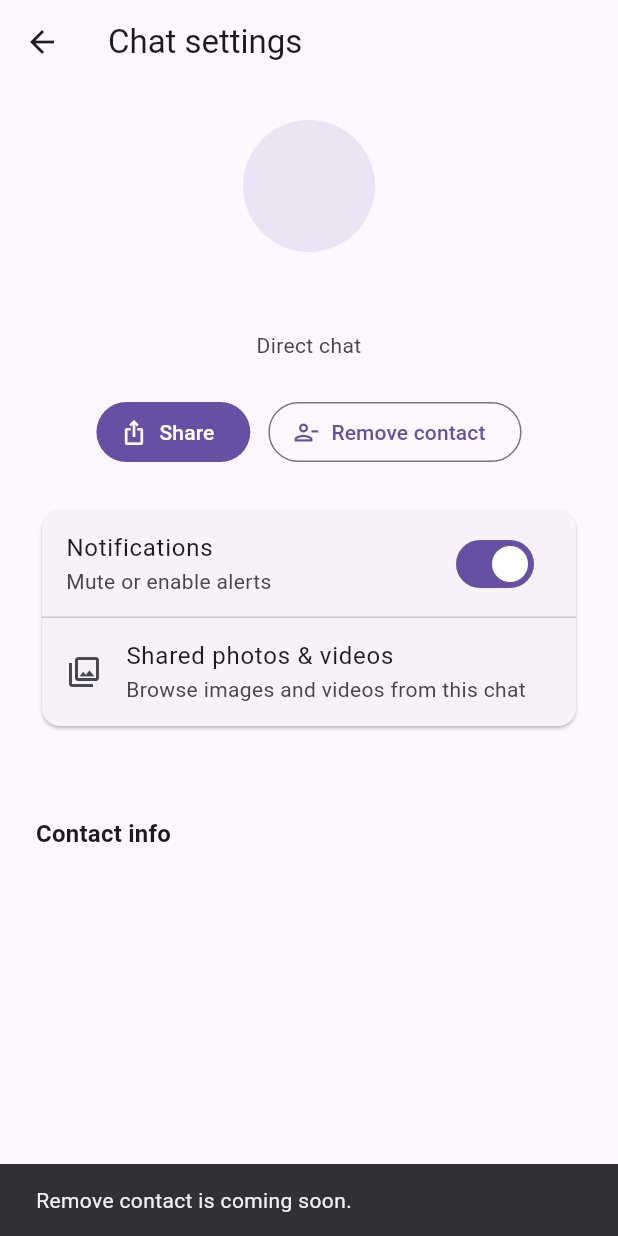
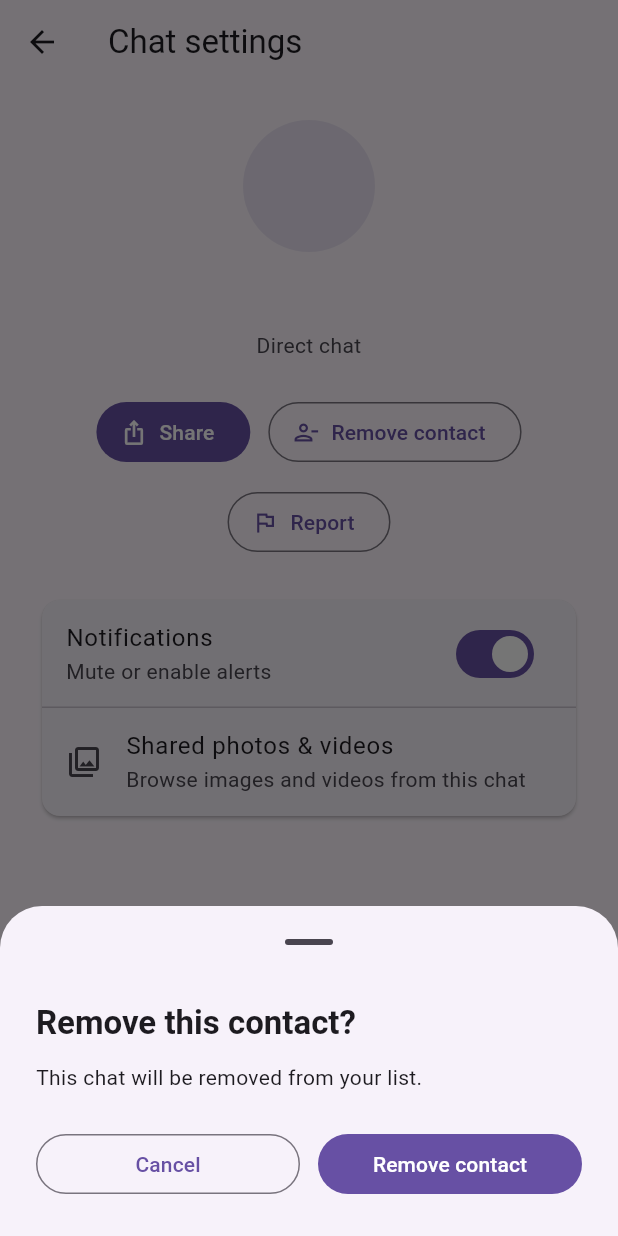
Before and after one commit to Kukutx/crew_app, a Flutter app: the ChatRoomSettingsPage screen opened directly with empty values, after a tap on "Remove contact", on a phone screen of 412 x 824 dp. Run offline on Flutter 3.47's test engine with Material 3 defaults, Android fonts, the phone set to English and light mode, and no system bars; our stand-ins replace cached_network_image, chewie, dio, firebase_auth, firebase_core, firebase_crashlytics and 12 more; missing offline and left inert: feedback, firebase_ui_auth, firebase_ui_oauth_apple, firebase_ui_oauth_google, image_gallery_saver_plus; accounts and stored records are empty; network calls fail.

Commit message:
Add confirmation flow and report action to chat settings

```diff
--- a/lib/features/messages/presentation/chat_room/chat_room_settings_page.dart
+++ b/lib/features/messages/presentation/chat_room/chat_room_settings_page.dart
@@ -36,6 +36,64 @@ class _ChatRoomSettingsPageState extends State<ChatRoomSettingsPage> {
           content: Text(loc.chat_action_unavailable(label)),
         ),
       );
+  }
+
+  void _showConfirmationSheet({
+    required String title,
+    required String message,
+    required String confirmLabel,
+    required VoidCallback onConfirm,
+  }) {
+    showModalBottomSheet<void>(
+      context: context,
+      showDragHandle: true,
+      builder: (sheetContext) {
+        final theme = Theme.of(sheetContext);
+        return SafeArea(
+          child: Padding(
+            padding: const EdgeInsets.fromLTRB(24, 16, 24, 24),
+            child: Column(
+              mainAxisSize: MainAxisSize.min,
+              crossAxisAlignment: CrossAxisAlignment.start,
+              children: [
+                Text(
+                  title,
+                  style: theme.textTheme.titleLarge?.copyWith(
+                    fontWeight: FontWeight.w600,
+                  ),
+                ),
+                const SizedBox(height: 12),
+                Text(
+                  message,
+                  style: theme.textTheme.bodyMedium,
+                ),
+                const SizedBox(height: 24),
+                Row(
+                  children: [
+                    Expanded(
+                      child: OutlinedButton(
+                        onPressed: () => Navigator.of(sheetContext).pop(),
+                        child: Text(AppLocalizations.of(sheetContext)!.action_cancel),
+                      ),
+                    ),
+                    const SizedBox(width: 12),
+                    Expanded(
+                      child: FilledButton(
+                        onPressed: () {
+                          Navigator.of(sheetContext).pop();
+                          onConfirm();
+                        },
+                        child: Text(confirmLabel),
+                      ),
+                    ),
+                  ],
+                ),
+              ],
+            ),
+          ),
+        );
+      },
+    );
   }
 
   @override
@@ -79,13 +137,31 @@ class _ChatRoomSettingsPageState extends State<ChatRoomSettingsPage> {
                 label: Text(loc.chat_settings_share),
               ),
               OutlinedButton.icon(
-                onPressed: () => _showFeatureComingSoon(exitLabel),
+                onPressed: () {
+                  final title = widget.isGroup
+                      ? loc.chat_settings_leave_group_confirmation_title
+                      : loc.chat_settings_remove_friend_confirmation_title;
+                  final message = widget.isGroup
+                      ? loc.chat_settings_leave_group_confirmation_message
+                      : loc.chat_settings_remove_friend_confirmation_message;
+                  _showConfirmationSheet(
+                    title: title,
+                    message: message,
+                    confirmLabel: exitLabel,
+                    onConfirm: () => _showFeatureComingSoon(exitLabel),
+                  );
+                },
                 icon: Icon(
                   widget.isGroup
                       ? Icons.exit_to_app
                       : Icons.person_remove_alt_1_outlined,
                 ),
                 label: Text(exitLabel),
+              ),
+              OutlinedButton.icon(
+                onPressed: () => _showFeatureComingSoon(loc.chat_settings_report),
+                icon: const Icon(Icons.flag_outlined),
+                label: Text(loc.chat_settings_report),
               ),
             ],
           ),
--- a/lib/l10n/intl_en.arb
+++ b/lib/l10n/intl_en.arb
@@ -218,10 +218,15 @@
   "chat_settings_share": "Share",
   "chat_settings_leave_group": "Leave group",
   "chat_settings_remove_friend": "Remove contact",
+  "chat_settings_leave_group_confirmation_title": "Leave this group?",
+  "chat_settings_leave_group_confirmation_message": "You will no longer receive messages from this group.",
+  "chat_settings_remove_friend_confirmation_title": "Remove this contact?",
+  "chat_settings_remove_friend_confirmation_message": "This chat will be removed from your list.",
   "chat_settings_notifications": "Notifications",
   "chat_settings_notifications_subtitle": "Mute or enable alerts",
   "chat_settings_shared_files": "Shared photos & videos",
   "chat_settings_shared_files_subtitle": "Browse images and videos from this chat",
+  "chat_settings_report": "Report",
   "chat_shared_media_filter_all": "All",
   "chat_shared_media_filter_photos": "Photos",
   "chat_shared_media_filter_videos": "Videos",
--- a/lib/l10n/intl_zh.arb
+++ b/lib/l10n/intl_zh.arb
@@ -260,10 +260,15 @@
   "chat_settings_share": "分享",
   "chat_settings_leave_group": "退出群组",
   "chat_settings_remove_friend": "删除好友",
+  "chat_settings_leave_group_confirmation_title": "退出此群组？",
+  "chat_settings_leave_group_confirmation_message": "退出后将不再收到此群的消息。",
+  "chat_settings_remove_friend_confirmation_title": "删除该联系人？",
+  "chat_settings_remove_friend_confirmation_message": "此聊天将从你的列表中移除。",
   "chat_settings_notifications": "通知提醒",
   "chat_settings_notifications_subtitle": "静音或开启消息提醒",
   "chat_settings_shared_files": "共享图片与视频",
   "chat_settings_shared_files_subtitle": "查看此聊天中的所有图片与视频",
+  "chat_settings_report": "举报",
   "chat_shared_media_filter_all": "全部",
   "chat_shared_media_filter_photos": "图片",
   "chat_shared_media_filter_videos": "视频",
```
Also changed, not shown: lib/l10n/generated/app_localizations.dart, lib/l10n/generated/app_localizations_en.dart, lib/l10n/generated/app_localizations_zh.dart.
